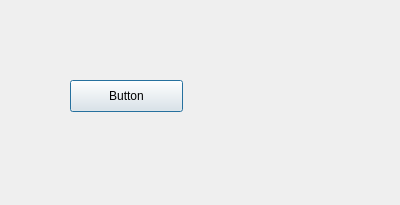
sojin2019/first-pycharm, file pushbuttonTest.ui: the form before one commit.
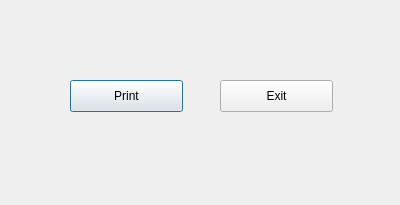
The form after the commit.

Patch:
```diff
--- a/pushbuttonTest.ui
+++ b/pushbuttonTest.ui
@@ -23,7 +23,20 @@
     </rect>
    </property>
    <property name="text">
-    <string>Button</string>
+    <string>Print</string>
+   </property>
+  </widget>
+    <widget class="QPushButton" name="btn_2">
+   <property name="geometry">
+    <rect>
+     <x>220</x>
+     <y>80</y>
+     <width>113</width>
+     <height>32</height>
+    </rect>
+   </property>
+   <property name="text">
+    <string>Exit</string>
    </property>
   </widget>
  </widget>
```
